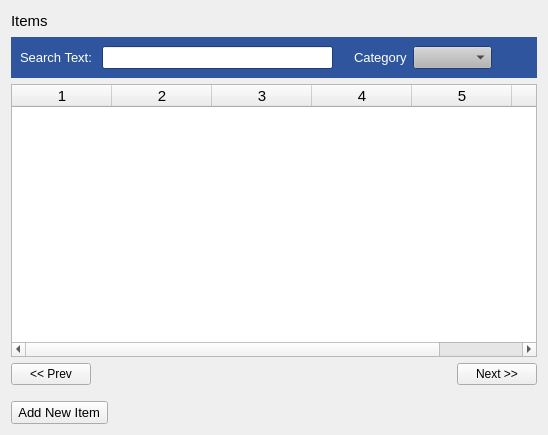
First picture: the form in estorecpp/manageitems.ui, repository Watti/estorecpp, before the edit.
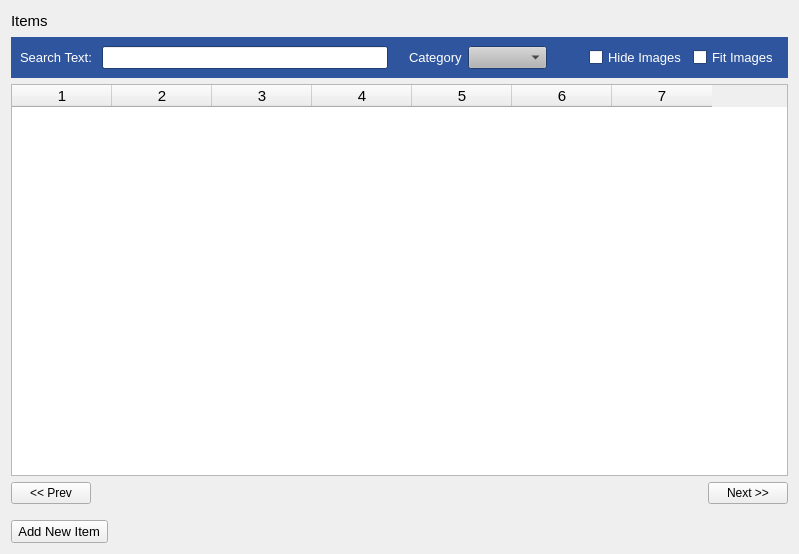
Second picture: the form after the edit.

Commit message: item images added

```diff
--- a/estorecpp/manageitems.ui
+++ b/estorecpp/manageitems.ui
@@ -6,8 +6,8 @@
    <rect>
     <x>0</x>
     <y>0</y>
-    <width>548</width>
-    <height>435</height>
+    <width>799</width>
+    <height>554</height>
    </rect>
   </property>
   <property name="windowTitle">
@@ -626,6 +626,97 @@
         </property>
        </spacer>
       </item>
+      <item>
+       <widget class="QCheckBox" name="hideImages">
+        <property name="palette">
+         <palette>
+          <active>
+           <colorrole role="WindowText">
+            <brush brushstyle="SolidPattern">
+             <color alpha="255">
+              <red>255</red>
+              <green>255</green>
+              <blue>255</blue>
+             </color>
+            </brush>
+           </colorrole>
+          </active>
+          <inactive>
+           <colorrole role="WindowText">
+            <brush brushstyle="SolidPattern">
+             <color alpha="255">
+              <red>255</red>
+              <green>255</green>
+              <blue>255</blue>
+             </color>
+            </brush>
+           </colorrole>
+          </inactive>
+          <disabled>
+           <colorrole role="WindowText">
+            <brush brushstyle="SolidPattern">
+             <color alpha="255">
+              <red>90</red>
+              <green>90</green>
+              <blue>90</blue>
+             </color>
+            </brush>
+           </colorrole>
+          </disabled>
+         </palette>
+        </property>
+        <property name="text">
+         <string>Hide Images</string>
+        </property>
+       </widget>
+      </item>
+      <item>
+       <widget class="QCheckBox" name="fitImages">
+        <property name="palette">
+         <palette>
+          <active>
+           <colorrole role="WindowText">
+            <brush brushstyle="SolidPattern">
+             <color alpha="255">
+              <red>255</red>
+              <green>255</green>
+              <blue>255</blue>
+             </color>
+            </brush>
+           </colorrole>
+          </active>
+          <inactive>
+           <colorrole role="WindowText">
+            <brush brushstyle="SolidPattern">
+             <color alpha="255">
+              <red>255</red>
+              <green>255</green>
+              <blue>255</blue>
+             </color>
+            </brush>
+           </colorrole>
+          </inactive>
+          <disabled>
+           <colorrole role="WindowText">
+            <brush brushstyle="SolidPattern">
+             <color alpha="255">
+              <red>90</red>
+              <green>90</green>
+              <blue>90</blue>
+             </color>
+            </brush>
+           </colorrole>
+          </disabled>
+         </palette>
+        </property>
+        <property name="text">
+         <string>Fit Images</string>
+        </property>
+        <property name="checked">
+         <bool>false</bool>
+        </property>
+       </widget>
+      </item>
      </layout>
     </widget>
    </item>
@@ -637,7 +728,7 @@
       </font>
      </property>
      <property name="columnCount">
-      <number>6</number>
+      <number>7</number>
      </property>
      <column/>
      <column/>
@@ -645,6 +736,7 @@
      <column/>
      <column/>
      <column/>
+     <column/>
     </widget>
    </item>
    <item>
```
The commit also changes 11 other files.
